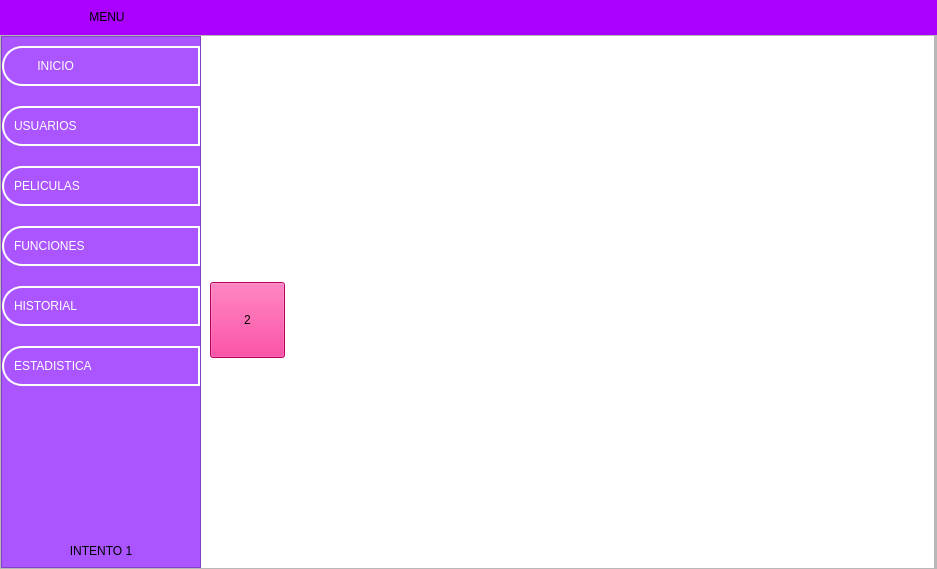
Qt form ui/menu.ui (LeandroMuzalski1843/Final_Practicas_II) before a commit.
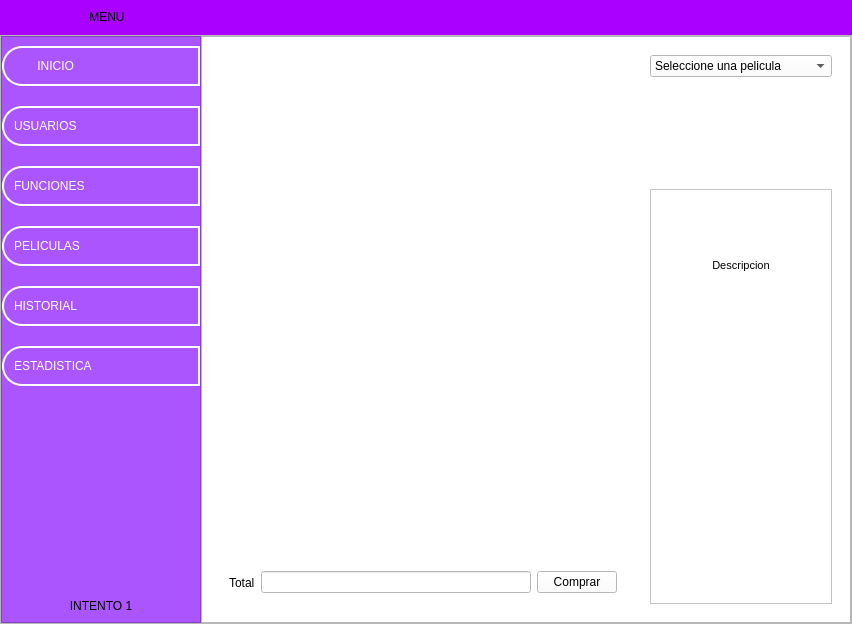
The same form after that commit. The open tabs and pages were chosen to show the change. Icons and pictures are not drawn.

Commit message: se mejoro la opcion funciones 1.0

Diff of the .ui file:
```diff
--- a/ui/menu.ui
+++ b/ui/menu.ui
@@ -6,8 +6,8 @@
    <rect>
     <x>0</x>
     <y>0</y>
-    <width>937</width>
-    <height>569</height>
+    <width>852</width>
+    <height>624</height>
    </rect>
   </property>
   <property name="minimumSize">
@@ -460,7 +460,7 @@
              <string notr="true"/>
             </property>
             <property name="text">
-             <string>PELICULAS</string>
+             <string>FUNCIONES</string>
             </property>
             <property name="icon">
              <iconset>
@@ -486,7 +486,7 @@
              <string notr="true"/>
             </property>
             <property name="text">
-             <string>FUNCIONES</string>
+             <string>PELICULAS</string>
             </property>
             <property name="icon">
              <iconset>
@@ -582,6 +582,36 @@
         </widget>
        </item>
        <item>
+        <widget class="QFrame" name="frame_contenedor">
+         <property name="styleSheet">
+          <string notr="true"/>
+         </property>
+         <property name="frameShape">
+          <enum>QFrame::StyledPanel</enum>
+         </property>
+         <property name="frameShadow">
+          <enum>QFrame::Raised</enum>
+         </property>
+         <property name="lineWidth">
+          <number>1</number>
+         </property>
+         <layout class="QVBoxLayout" name="verticalLayout_3">
+          <property name="spacing">
+           <number>0</number>
+          </property>
+          <property name="leftMargin">
+           <number>0</number>
+          </property>
+          <property name="topMargin">
+           <number>0</number>
+          </property>
+          <property name="rightMargin">
+           <number>0</number>
+          </property>
+          <property name="bottomMargin">
+           <number>0</number>
+          </property>
+          <item>
         <widget class="QStackedWidget" name="stackedWidget">
          <property name="minimumSize">
           <size>
@@ -861,23 +891,175 @@
           <property name="styleSheet">
            <string notr="true">background-color: rgb(255, 255, 255);</string>
           </property>
-          <widget class="QPushButton" name="pushButton_4">
-           <property name="geometry">
-            <rect>
-             <x>9</x>
-             <y>246</y>
-             <width>75</width>
-             <height>76</height>
-            </rect>
-           </property>
-           <property name="styleSheet">
-            <string notr="true">background-color: rgb(255, 0, 127);
-font: 87 36pt &quot;Arial Black&quot;;</string>
-           </property>
+             <layout class="QHBoxLayout" name="horizontalLayout_5">
+              <item>
+               <widget class="QWidget" name="widget_5" native="true">
+                <property name="minimumSize">
+                 <size>
+                  <width>350</width>
+                  <height>0</height>
+                 </size>
+                </property>
+                <layout class="QVBoxLayout" name="verticalLayout_11">
+                 <item>
+                  <widget class="QWidget" name="widget_6" native="true">
+                   <property name="minimumSize">
+                    <size>
+                     <width>0</width>
+                     <height>500</height>
+                    </size>
+                   </property>
+                   <layout class="QVBoxLayout" name="verticalLayout_12">
+                    <item>
+                     <layout class="QGridLayout" name="gridLayout">
+                      <property name="spacing">
+                       <number>0</number>
+                      </property>
+                     </layout>
+                    </item>
+                   </layout>
+                  </widget>
+                 </item>
+                 <item>
+                  <widget class="QWidget" name="widget_7" native="true">
+                   <layout class="QHBoxLayout" name="horizontalLayout_14">
+                    <item>
+                     <layout class="QHBoxLayout" name="horizontalLayout_13">
+                      <item>
+                       <widget class="QLabel" name="label_12">
            <property name="text">
-            <string>2</string>
-           </property>
-          </widget>
+                         <string>Total</string>
+                        </property>
+                       </widget>
+                      </item>
+                      <item>
+                       <widget class="QLineEdit" name="lineEdit_7"/>
+                      </item>
+                      <item>
+                       <widget class="QPushButton" name="pushButton_21">
+                        <property name="text">
+                         <string>Comprar</string>
+                        </property>
+                       </widget>
+                      </item>
+                     </layout>
+                    </item>
+                   </layout>
+                  </widget>
+                 </item>
+                </layout>
+               </widget>
+              </item>
+              <item>
+               <widget class="QWidget" name="widget_8" native="true">
+                <property name="minimumSize">
+                 <size>
+                  <width>0</width>
+                  <height>0</height>
+                 </size>
+                </property>
+                <property name="maximumSize">
+                 <size>
+                  <width>200</width>
+                  <height>16777215</height>
+                 </size>
+                </property>
+                <layout class="QVBoxLayout" name="verticalLayout_8">
+                 <item>
+                  <layout class="QHBoxLayout" name="horizontalLayout_4">
+                   <property name="spacing">
+                    <number>0</number>
+                   </property>
+                   <item>
+                    <widget class="QComboBox" name="comboBox_cartelera">
+                     <item>
+                      <property name="text">
+                       <string>Seleccione una pelicula</string>
+                      </property>
+                     </item>
+                     <item>
+                      <property name="text">
+                       <string>Peli 1</string>
+                      </property>
+                     </item>
+                     <item>
+                      <property name="text">
+                       <string>Peli 2</string>
+                      </property>
+                     </item>
+                     <item>
+                      <property name="text">
+                       <string>Peli 3</string>
+                      </property>
+                     </item>
+                    </widget>
+                   </item>
+                  </layout>
+                 </item>
+                 <item>
+                  <widget class="QLabel" name="label_imagenCartelera">
+                   <property name="minimumSize">
+                    <size>
+                     <width>0</width>
+                     <height>100</height>
+                    </size>
+                   </property>
+                   <property name="maximumSize">
+                    <size>
+                     <width>16777215</width>
+                     <height>16777215</height>
+                    </size>
+                   </property>
+                   <property name="sizeIncrement">
+                    <size>
+                     <width>0</width>
+                     <height>0</height>
+                    </size>
+                   </property>
+                   <property name="text">
+                    <string/>
+                   </property>
+                  </widget>
+                 </item>
+                 <item>
+                  <widget class="QTextBrowser" name="textBrowser_descripcion">
+                   <property name="minimumSize">
+                    <size>
+                     <width>0</width>
+                     <height>0</height>
+                    </size>
+                   </property>
+                   <property name="maximumSize">
+                    <size>
+                     <width>500</width>
+                     <height>500</height>
+                    </size>
+                   </property>
+                   <property name="sizeIncrement">
+                    <size>
+                     <width>0</width>
+                     <height>0</height>
+                    </size>
+                   </property>
+                   <property name="html">
+                    <string>&lt;!DOCTYPE HTML PUBLIC &quot;-//W3C//DTD HTML 4.0//EN&quot; &quot;http://www.w3.org/TR/REC-html40/strict.dtd&quot;&gt;
+&lt;html&gt;&lt;head&gt;&lt;meta name=&quot;qrichtext&quot; content=&quot;1&quot; /&gt;&lt;style type=&quot;text/css&quot;&gt;
+p, li { white-space: pre-wrap; }
+&lt;/style&gt;&lt;/head&gt;&lt;body style=&quot; font-family:'MS Shell Dlg 2'; font-size:8.25pt; font-weight:400; font-style:normal;&quot;&gt;
+&lt;p align=&quot;center&quot; style=&quot;-qt-paragraph-type:empty; margin-top:0px; margin-bottom:0px; margin-left:0px; margin-right:0px; -qt-block-indent:0; text-indent:0px;&quot;&gt;&lt;br /&gt;&lt;/p&gt;
+&lt;p align=&quot;center&quot; style=&quot;-qt-paragraph-type:empty; margin-top:0px; margin-bottom:0px; margin-left:0px; margin-right:0px; -qt-block-indent:0; text-indent:0px;&quot;&gt;&lt;br /&gt;&lt;/p&gt;
+&lt;p align=&quot;center&quot; style=&quot;-qt-paragraph-type:empty; margin-top:0px; margin-bottom:0px; margin-left:0px; margin-right:0px; -qt-block-indent:0; text-indent:0px;&quot;&gt;&lt;br /&gt;&lt;/p&gt;
+&lt;p align=&quot;center&quot; style=&quot;-qt-paragraph-type:empty; margin-top:0px; margin-bottom:0px; margin-left:0px; margin-right:0px; -qt-block-indent:0; text-indent:0px;&quot;&gt;&lt;br /&gt;&lt;/p&gt;
+&lt;p align=&quot;center&quot; style=&quot;-qt-paragraph-type:empty; margin-top:0px; margin-bottom:0px; margin-left:0px; margin-right:0px; -qt-block-indent:0; text-indent:0px;&quot;&gt;&lt;br /&gt;&lt;/p&gt;
+&lt;p align=&quot;center&quot; style=&quot; margin-top:0px; margin-bottom:0px; margin-left:0px; margin-right:0px; -qt-block-indent:0; text-indent:0px;&quot;&gt;Descripcion&lt;/p&gt;
+&lt;p align=&quot;center&quot; style=&quot;-qt-paragraph-type:empty; margin-top:0px; margin-bottom:0px; margin-left:0px; margin-right:0px; -qt-block-indent:0; text-indent:0px;&quot;&gt;&lt;br /&gt;&lt;/p&gt;&lt;/body&gt;&lt;/html&gt;</string>
+                   </property>
+                  </widget>
+                 </item>
+                </layout>
+               </widget>
+              </item>
+             </layout>
          </widget>
          <widget class="QWidget" name="page_tres">
           <widget class="QPushButton" name="pushButton_3">
@@ -944,36 +1126,6 @@
          </widget>
         </widget>
        </item>
-       <item>
-        <widget class="QFrame" name="frame_contenedor">
-         <property name="styleSheet">
-          <string notr="true"/>
-         </property>
-         <property name="frameShape">
-          <enum>QFrame::StyledPanel</enum>
-         </property>
-         <property name="frameShadow">
-          <enum>QFrame::Raised</enum>
-         </property>
-         <property name="lineWidth">
-          <number>1</number>
-         </property>
-         <layout class="QVBoxLayout" name="verticalLayout_3">
-          <property name="spacing">
-           <number>0</number>
-          </property>
-          <property name="leftMargin">
-           <number>0</number>
-          </property>
-          <property name="topMargin">
-           <number>0</number>
-          </property>
-          <property name="rightMargin">
-           <number>0</number>
-          </property>
-          <property name="bottomMargin">
-           <number>0</number>
-          </property>
          </layout>
         </widget>
        </item>
```
Left out of the diff: 2 changed lines with no effect on the pictures. Lines whose indentation alone changed are shown as unchanged. The commit also changes 10 other files.
